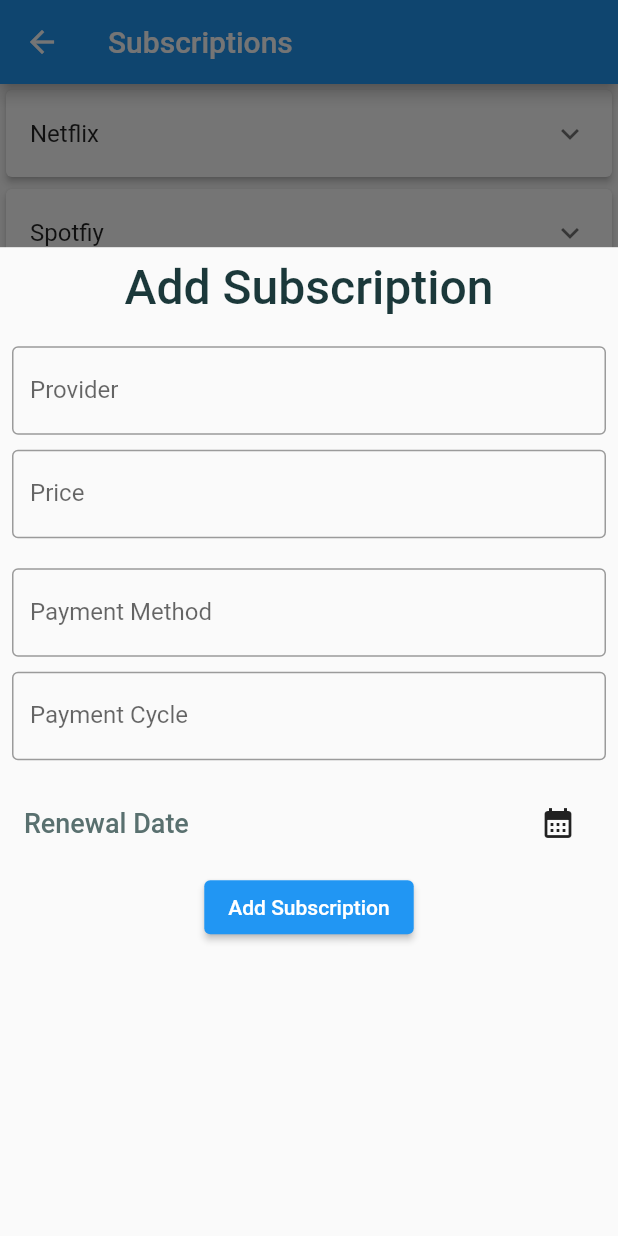
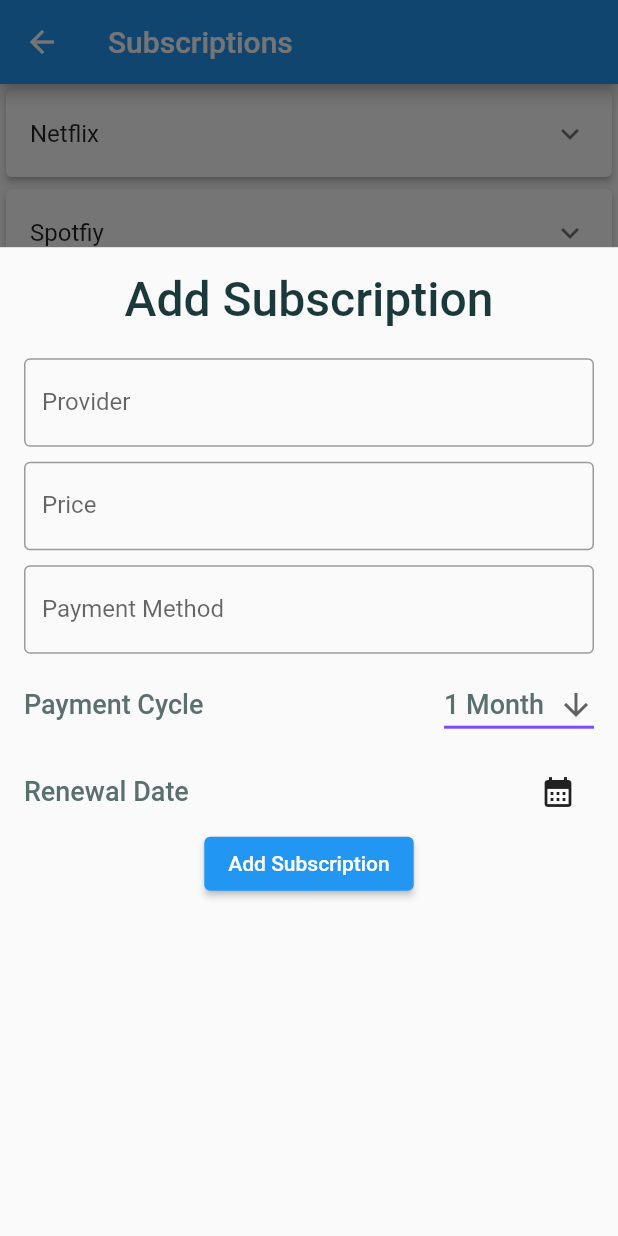
Before and after one commit to dhinogz/sub-control, a Flutter app: the SubControlScreen screen opened directly, after a tap on "Add Subscription", on a phone screen of 412 x 824 dp. Run offline on Flutter 3.47's test engine with Material 2 defaults, Android fonts, the phone set to English and light mode, and no system bars.

```diff
--- a/flutter/sub_control_app/lib/widgets/sub_form.dart
+++ b/flutter/sub_control_app/lib/widgets/sub_form.dart
@@ -6,7 +6,6 @@ import 'package:sub_control_app/theme.dart';
 class AddSubscriptionForm extends StatefulWidget {
   // callback function to update the state with the new subscription
   final Function(SubscriptionData) onCreateSubscription;
-
   const AddSubscriptionForm({super.key, required this.onCreateSubscription});
 
   @override
@@ -18,8 +17,13 @@ class _AddSubscriptionFormState extends State<AddSubscriptionForm> {
   final providerController = TextEditingController();
   final priceController = TextEditingController();
   final paymentController = TextEditingController();
-  final cycleController = TextEditingController();
-
+  static const cycleValues = <String>[
+    '1 Month',
+    '3 Months',
+    '6 Months',
+    '1 Year'
+  ];
+  String dropdownValue = cycleValues.first;
   DateTime date = DateTime.now();
 
   // creates a new subscription object and clears the text fields
@@ -29,7 +33,7 @@ class _AddSubscriptionFormState extends State<AddSubscriptionForm> {
         price: double.parse(priceController.text),
         renewalDate: date.showFormattedDate(),
         paymentMethod: paymentController.text,
-        paymentCycle: cycleController.text);
+        paymentCycle: dropdownValue);
 
     // calls the callback function to update the state with the new subscription
     widget.onCreateSubscription(newSub);
@@ -38,7 +42,6 @@ class _AddSubscriptionFormState extends State<AddSubscriptionForm> {
     providerController.clear();
     priceController.clear();
     paymentController.clear();
-    cycleController.clear();
   }
 
   @override
@@ -46,14 +49,14 @@ class _AddSubscriptionFormState extends State<AddSubscriptionForm> {
     // Clean up the controller when the widget is disposed.
     providerController.dispose();
     priceController.dispose();
-    paymentController.dispose();
-    cycleController.dispose();
     super.dispose();
   }
 
   @override
   Widget build(BuildContext context) {
-    return Column(children: [
+    return Padding(
+      padding: const EdgeInsets.all(8.0),
+      child: Column(children: [
         Text(
           'Add Subscription',
           style: titleText.copyWith(fontWeight: FontWeight.w500),
@@ -81,9 +84,6 @@ class _AddSubscriptionFormState extends State<AddSubscriptionForm> {
         const SizedBox(
           height: 10,
         ),
-      const SizedBox(
-        height: 10,
-      ),
         TextField(
           controller: paymentController,
           decoration: const InputDecoration(
@@ -94,19 +94,40 @@ class _AddSubscriptionFormState extends State<AddSubscriptionForm> {
         const SizedBox(
           height: 10,
         ),
-      TextField(
-        controller: cycleController,
-        decoration: const InputDecoration(
-          border: OutlineInputBorder(),
-          labelText: 'Payment Cycle',
+        // row with payment cycle and a picker that chooses which payment cycle the subscription has
+        Row(
+          mainAxisAlignment: MainAxisAlignment.spaceBetween,
+          children: [
+            Text(
+              'Payment Cycle',
+              style: subTitle.copyWith(fontWeight: FontWeight.w500),
             ),
+            DropdownButton<String>(
+              value: dropdownValue,
+              icon: const Icon(Icons.arrow_downward),
+              iconSize: 24,
+              elevation: 16,
+              style: subTitle.copyWith(fontWeight: FontWeight.w500),
+              underline: Container(
+                height: 2,
+                color: Colors.deepPurpleAccent,
+              ),
+              onChanged: (String? newValue) {
+                setState(() => dropdownValue = newValue!);
+              },
+              items: cycleValues.map<DropdownMenuItem<String>>((String value) {
+                return DropdownMenuItem<String>(
+                  value: value,
+                  child: Text(value, style: subTitle),
+                );
+              }).toList(),
+            ),
+          ],
         ),
         const SizedBox(
           height: 10,
         ),
-      Padding(
-        padding: const EdgeInsets.all(8.0),
-        child: Row(
+        Row(
           mainAxisAlignment: MainAxisAlignment.spaceBetween,
           children: [
             Text(
@@ -129,10 +150,10 @@ class _AddSubscriptionFormState extends State<AddSubscriptionForm> {
             )
           ],
         ),
-      ),
         ElevatedButton(
             onPressed: _createSubscription,
             child: const Text('Add Subscription')),
-    ]);
+      ]),
+    );
   }
 }
```
Lines whose indentation alone changed are shown as unchanged.
